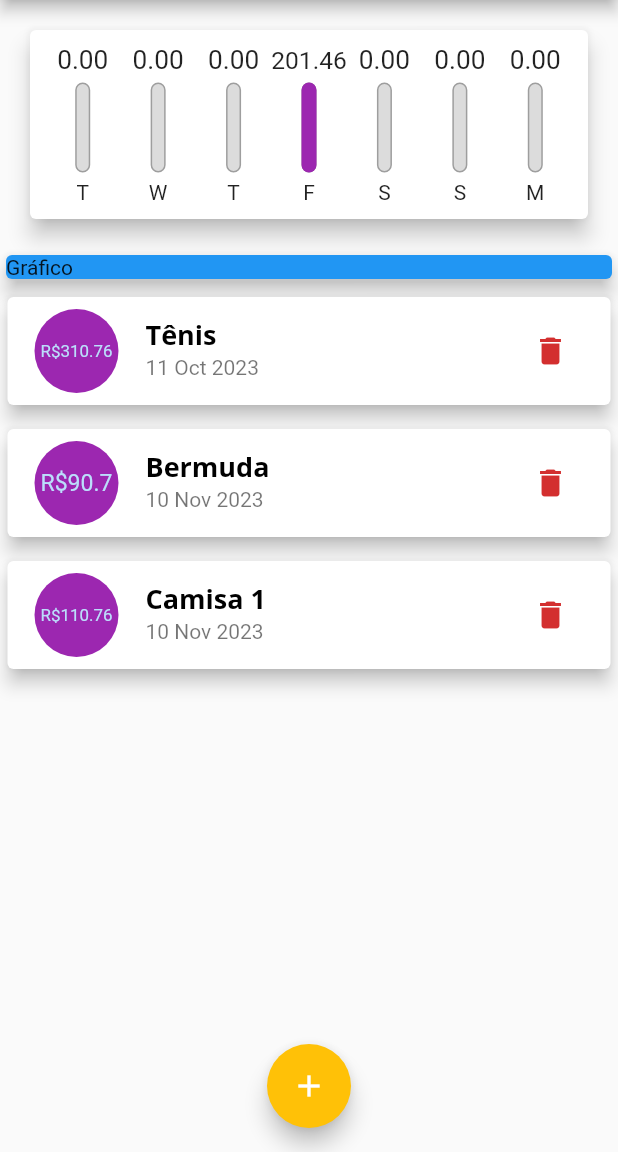
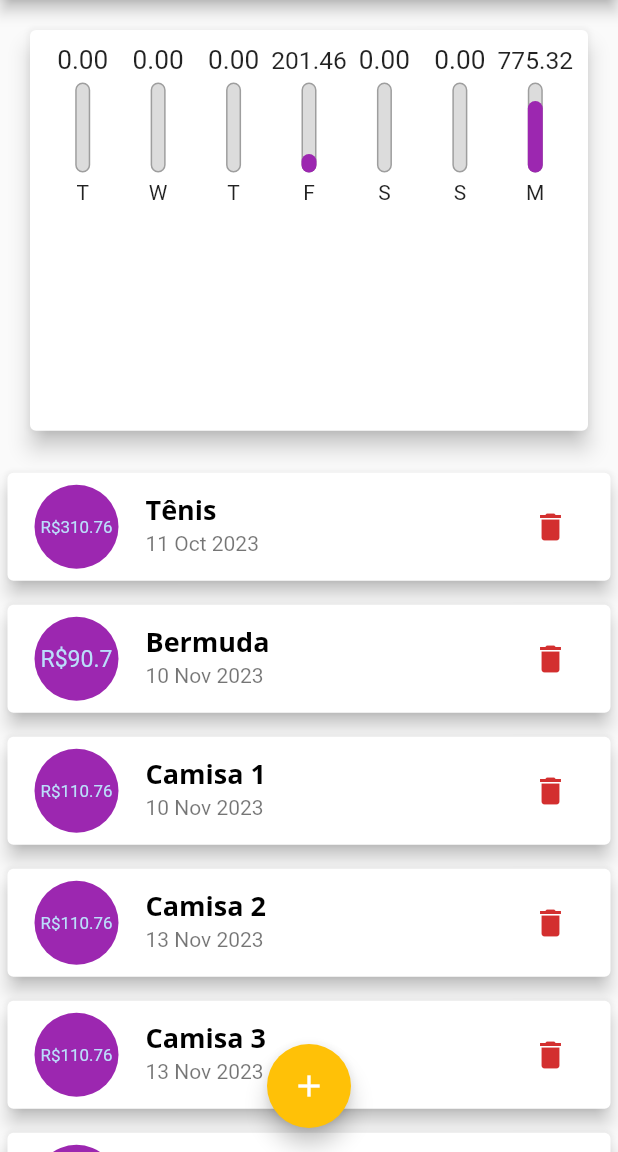
Before and after one commit to augustoprogramador/expenses, a Flutter app: the screen it shows after launch, on a phone screen of 412 x 824 dp, the part 84-1236 px from its top. Run offline on Flutter 3.47's test engine with Material 2 defaults, Android fonts, the phone set to English and light mode, and no system bars.

Commit message:
Corrigindo scroll

```diff
--- a/lib/components/transaction_list.dart
+++ b/lib/components/transaction_list.dart
@@ -1,7 +1,7 @@
 import 'package:expenses/models/transaction.dart';
 import 'package:flutter/material.dart';
+import 'package:intl/date_symbol_data_local.dart';
 import 'package:intl/intl.dart';
-import 'package:intl/date_symbol_data_local.dart';
 
 class TransactionList extends StatelessWidget {
   final List<Transaction> transactions;
@@ -16,9 +16,7 @@ class TransactionList extends StatelessWidget {
   @override
   Widget build(BuildContext context) {
     initializeDateFormatting('pt_BR');
-    return Container(
-      height: 300,
-      child: transactions.isEmpty
+    return transactions.isEmpty
         ? Column(
             children: [
               SizedBox(
@@ -76,7 +74,6 @@ class TransactionList extends StatelessWidget {
                 ),
               );
             },
-            ),
           );
   }
 }
--- a/lib/main.dart
+++ b/lib/main.dart
@@ -58,10 +58,13 @@ class _MyHomePageState extends State<MyHomePage> {
         't2', 'Bermuda', 90.70, DateTime.now().subtract(Duration(days: 3))),
     Transaction(
         't3', 'Camisa 1', 110.76, DateTime.now().subtract(Duration(days: 3))),
-    // Transaction('t4', 'Camisa 2', 110.76, DateTime.now()),
-    // Transaction('t5', 'Camisa 3', 110.76, DateTime.now()),
-    // Transaction('t6', 'Camisa 4', 110.76, DateTime.now()),
-    // Transaction('t7', 'Camisa 5', 110.76, DateTime.now()),
+    Transaction('t4', 'Camisa 2', 110.76, DateTime.now()),
+    Transaction('t5', 'Camisa 3', 110.76, DateTime.now()),
+    Transaction('t6', 'Camisa 4', 110.76, DateTime.now()),
+    Transaction('t7', 'Camisa 5', 110.76, DateTime.now()),
+    Transaction('t7', 'Camisa 5', 110.76, DateTime.now()),
+    Transaction('t7', 'Camisa 5', 110.76, DateTime.now()),
+    Transaction('t7', 'Camisa 5', 110.76, DateTime.now()),
   ];
 
   _openTransactionFormModal(BuildContext context) {
@@ -104,9 +107,7 @@ class _MyHomePageState extends State<MyHomePage> {
 
   @override
   Widget build(BuildContext context) {
-    return Scaffold(
-      resizeToAvoidBottomInset: true,
-      appBar: AppBar(
+    final appBar = AppBar(
       title: const Text('Despesas Pessoais'),
       actions: [
         IconButton(
@@ -116,26 +117,26 @@ class _MyHomePageState extends State<MyHomePage> {
           },
         ),
       ],
-      ),
+    );
+    final availableHeight = MediaQuery.of(context).size.height -
+        appBar.preferredSize.height -
+        MediaQuery.of(context).padding.top;
+    return Scaffold(
+      resizeToAvoidBottomInset: true,
+      appBar: appBar,
       body: SingleChildScrollView(
         child: Column(
           crossAxisAlignment: CrossAxisAlignment.stretch,
           children: [
-            Chart(recentTransactions: recentTransactions),
             Container(
-              child: const Card(
-                color: Colors.blue,
-                elevation: 5,
-                child: Text('Gráfico'),
-              ),
-            ),
-            Column(
-              children: [
-                TransactionList(
+                height: availableHeight * 0.4,
+                child: Chart(recentTransactions: recentTransactions)),
+            Container(
+              height: availableHeight * 0.6,
+              child: TransactionList(
                 transactions: _transactions,
                 deleteTransaction: _deleteTransaction,
               ),
-              ],
             ),
           ],
         ),
```
Lines whose indentation alone changed are shown as unchanged.
